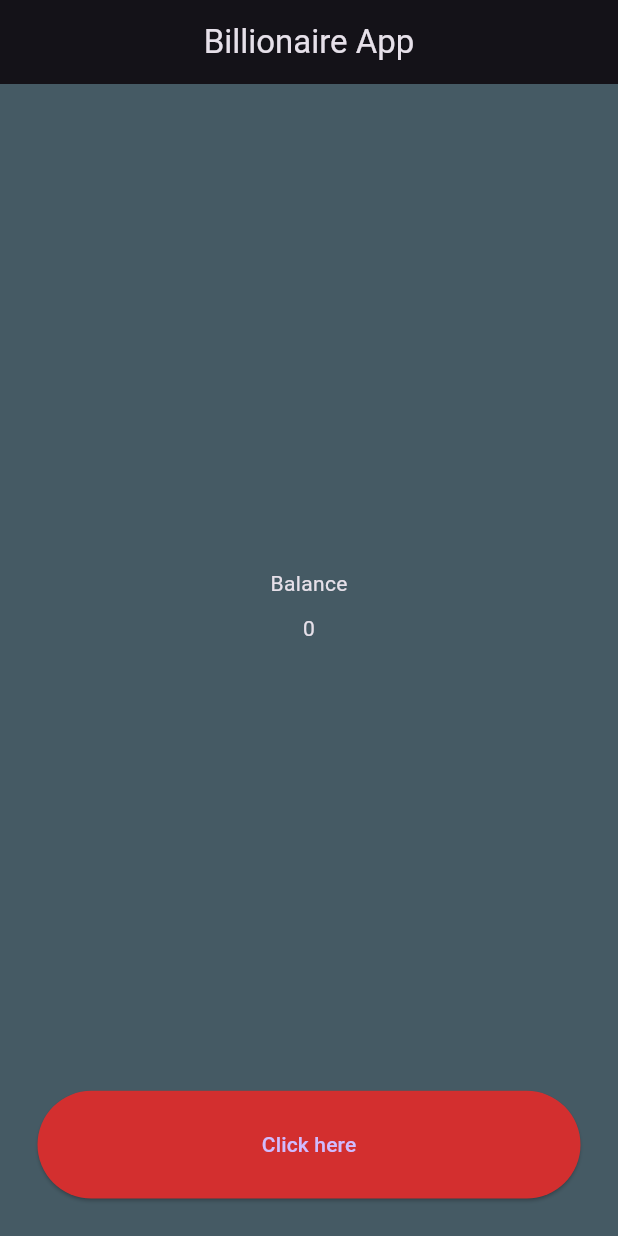
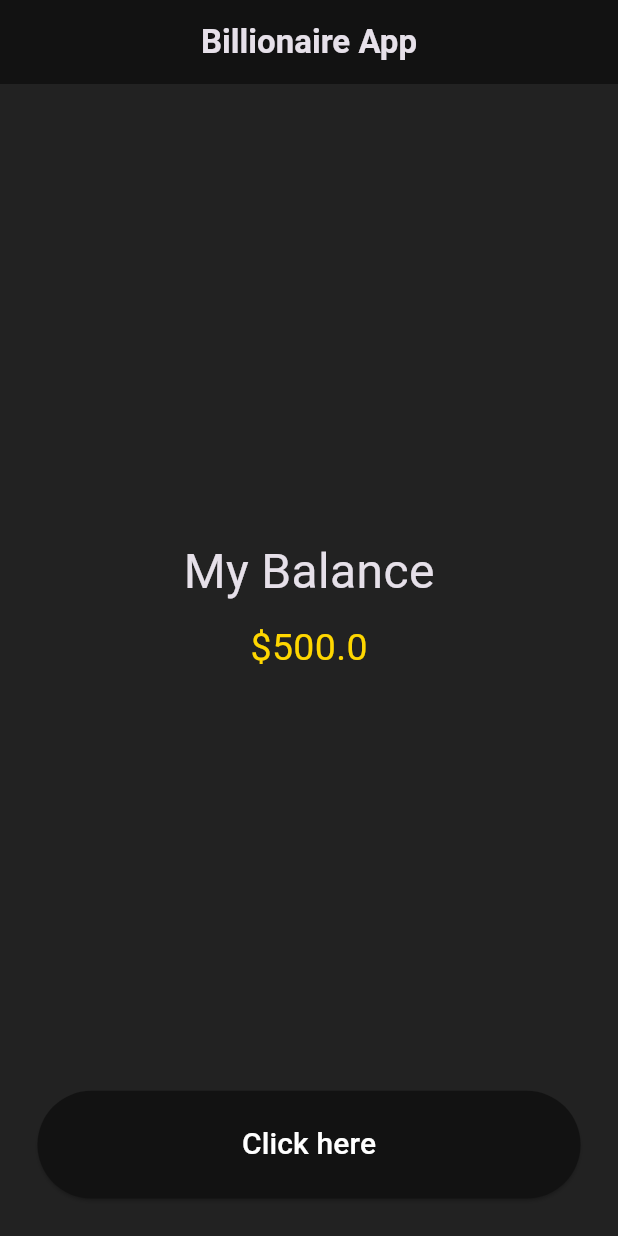
Before and after one commit to Myatty/Billionaire-App, a Flutter app: the screen it shows after launch, after a tap on "Click here", on a phone screen of 412 x 824 dp. Run offline on Flutter 3.47's test engine with Material 3 defaults, Android fonts, the phone set to English and light mode, and no system bars.

Commit message:
Change color for visual appeal

```diff
--- a/lib/main.dart
+++ b/lib/main.dart
@@ -12,22 +12,29 @@ class MyApp extends StatefulWidget {
 }
 
 class _MyAppState extends State<MyApp> {
-  void addFunction() {
-    print('Button is clicked');
+  void addMoney() {
+    setState(() {
+      balance += 500;
+    });
   }
 
+  double balance = 0;
   @override
   Widget build(BuildContext context) {
     return MaterialApp(
         theme: ThemeData.dark(useMaterial3: true),
         home: Scaffold(
           appBar: AppBar(
-            title: Text('Billionaire App'),
+            title: Text(
+              'Billionaire App',
+              style: TextStyle(fontWeight: FontWeight.bold),
+            ),
+            backgroundColor: Color(0xFF121212),
             centerTitle: true,
           ),
           body: Container(
             padding: EdgeInsets.all(25),
-            color: Colors.blueGrey[700],
+            color: Color(0xFF222222),
             width: double.infinity,
             height: double.infinity,
             child: Column(
@@ -38,9 +45,13 @@ class _MyAppState extends State<MyApp> {
                   child: Column(
                     mainAxisAlignment: MainAxisAlignment.center,
                     children: [
-                      Text('Balance'),
+                      Text('My Balance', style: TextStyle(fontSize: 32)),
                       SizedBox(height: 10),
-                      Text("0")
+                      Text(
+                        '\$$balance',
+                        style:
+                            TextStyle(fontSize: 25, color: Color(0xFFFFD700)),
+                      )
                     ],
                   ),
                 ),
@@ -48,10 +59,13 @@ class _MyAppState extends State<MyApp> {
                   flex: 1,
                   child: ElevatedButton(
                       style: ElevatedButton.styleFrom(
-                          backgroundColor: Colors.red[700],
+                          backgroundColor: Color(0xFF121212),
                           minimumSize: Size(double.infinity, 0)),
-                      onPressed: addFunction,
-                      child: Text('Click here')),
+                      onPressed: addMoney,
+                      child: Text(
+                        'Click here',
+                        style: TextStyle(fontSize: 20, color: Colors.white),
+                      )),
                 )
               ],
             ),
```
